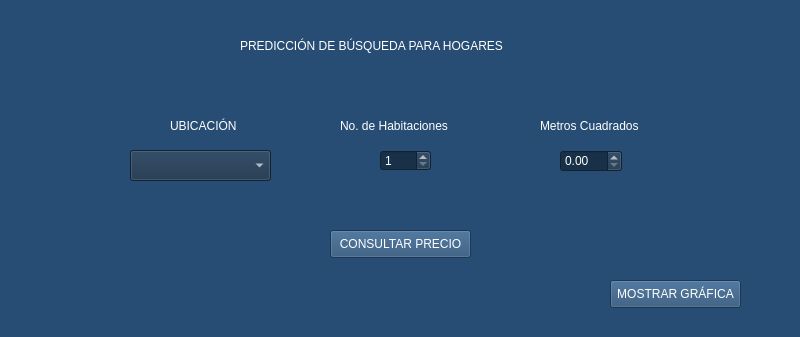
This is View/home_view.ui in JuanChandoqui/IA-C3-A3 as Qt 5 draws it before an edit. The edited form follows.
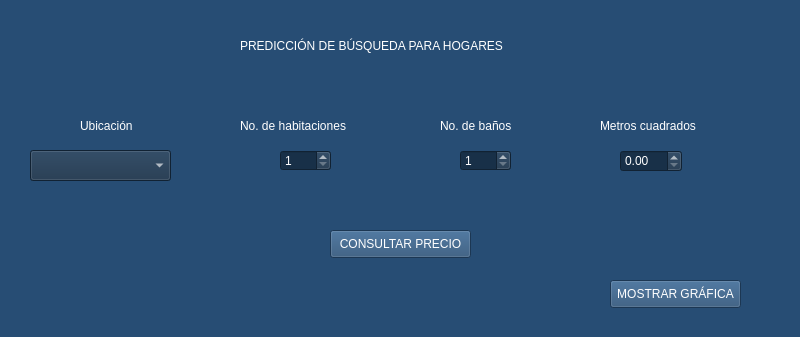
This is the edited form.

```diff
--- a/View/home_view.ui
+++ b/View/home_view.ui
@@ -38,7 +38,7 @@
    <widget class="QComboBox" name="comboBox_listaUbicaciones">
     <property name="geometry">
      <rect>
-      <x>130</x>
+      <x>30</x>
       <y>150</y>
       <width>141</width>
       <height>31</height>
@@ -52,9 +52,9 @@
    <widget class="QLabel" name="label_2">
     <property name="geometry">
      <rect>
-      <x>170</x>
+      <x>80</x>
       <y>110</y>
-      <width>71</width>
+      <width>61</width>
       <height>31</height>
      </rect>
     </property>
@@ -63,13 +63,13 @@
 font: 75 8pt &quot;MS Shell Dlg 2&quot;;</string>
     </property>
     <property name="text">
-     <string>UBICACIÓN</string>
+     <string>Ubicación</string>
     </property>
    </widget>
    <widget class="QLabel" name="label_3">
     <property name="geometry">
      <rect>
-      <x>340</x>
+      <x>240</x>
       <y>110</y>
       <width>121</width>
       <height>31</height>
@@ -80,13 +80,13 @@
 font: 75 8pt &quot;MS Shell Dlg 2&quot;;</string>
     </property>
     <property name="text">
-     <string>No. de Habitaciones</string>
+     <string>No. de habitaciones</string>
     </property>
    </widget>
    <widget class="QSpinBox" name="spinBox_numHabitaciones">
     <property name="geometry">
      <rect>
-      <x>380</x>
+      <x>280</x>
       <y>150</y>
       <width>51</width>
       <height>21</height>
@@ -103,7 +103,7 @@
    <widget class="QLabel" name="label_4">
     <property name="geometry">
      <rect>
-      <x>540</x>
+      <x>600</x>
       <y>110</y>
       <width>121</width>
       <height>31</height>
@@ -114,13 +114,13 @@
 font: 75 8pt &quot;MS Shell Dlg 2&quot;;</string>
     </property>
     <property name="text">
-     <string>Metros Cuadrados</string>
+     <string>Metros cuadrados</string>
     </property>
    </widget>
    <widget class="QDoubleSpinBox" name="doubleSpinBox_metrosCuadrados">
     <property name="geometry">
      <rect>
-      <x>560</x>
+      <x>620</x>
       <y>150</y>
       <width>62</width>
       <height>22</height>
@@ -133,6 +133,9 @@
     <property name="singleStep">
      <double>10.000000000000000</double>
     </property>
+    <property name="value">
+     <double>0.000000000000000</double>
+    </property>
    </widget>
    <widget class="QPushButton" name="pushButton_consultarPrecio">
     <property name="geometry">
@@ -186,6 +189,40 @@
      <string>MOSTRAR GRÁFICA</string>
     </property>
    </widget>
+   <widget class="QLabel" name="label_5">
+    <property name="geometry">
+     <rect>
+      <x>440</x>
+      <y>110</y>
+      <width>81</width>
+      <height>31</height>
+     </rect>
+    </property>
+    <property name="styleSheet">
+     <string notr="true">color: rgb(255, 255, 255);
+font: 75 8pt &quot;MS Shell Dlg 2&quot;;</string>
+    </property>
+    <property name="text">
+     <string>No. de baños</string>
+    </property>
+   </widget>
+   <widget class="QSpinBox" name="spinBox_numBanios">
+    <property name="geometry">
+     <rect>
+      <x>460</x>
+      <y>150</y>
+      <width>51</width>
+      <height>21</height>
+     </rect>
+    </property>
+    <property name="styleSheet">
+     <string notr="true">color: rgb(255, 255, 255);
+background-color: rgb(24, 48, 72);</string>
+    </property>
+    <property name="minimum">
+     <number>1</number>
+    </property>
+   </widget>
   </widget>
  </widget>
  <resources/>
```
